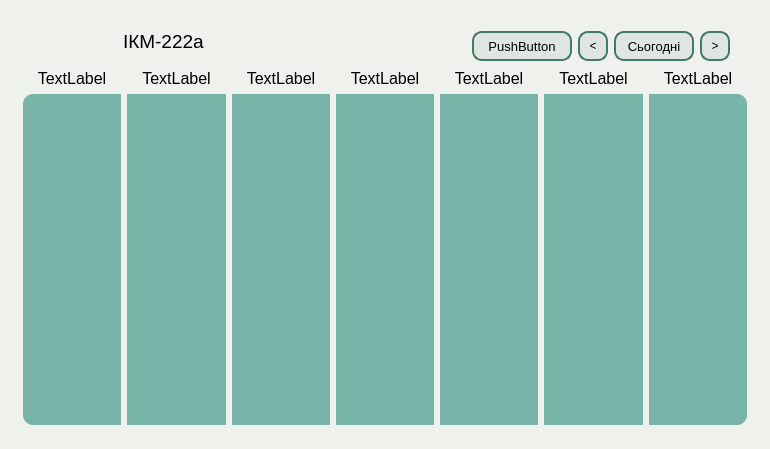
Qt form studly/schedule/scheduleClass.ui (MykytaKa/MVP_Studly_Product) before a commit.
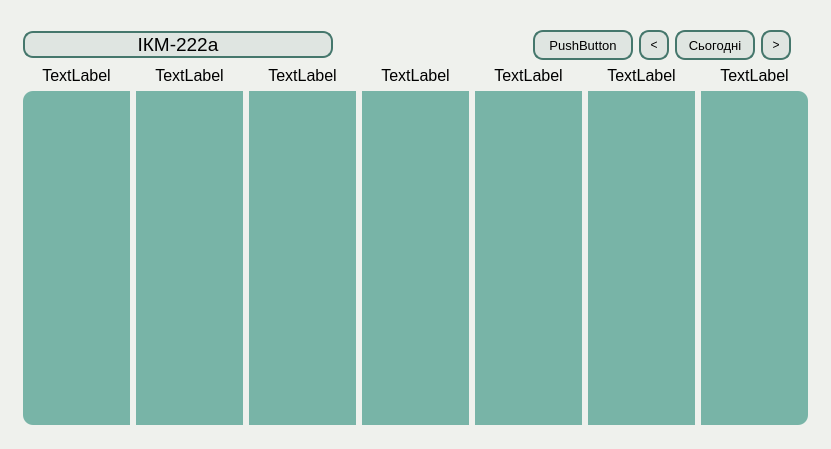
The same form after that commit.

Commit message: adding a working schedule with about window

```diff
--- a/studly/schedule/scheduleClass.ui
+++ b/studly/schedule/scheduleClass.ui
@@ -53,214 +53,7 @@
       <property name="bottomMargin">
        <number>0</number>
       </property>
-      <item row="1" column="7">
-       <widget class="QPushButton" name="todayButton">
-        <property name="minimumSize">
-         <size>
-          <width>80</width>
-          <height>30</height>
-         </size>
-        </property>
-        <property name="maximumSize">
-         <size>
-          <width>80</width>
-          <height>30</height>
-         </size>
-        </property>
-        <property name="font">
-         <font>
-          <pointsize>10</pointsize>
-         </font>
-        </property>
-        <property name="cursor">
-         <cursorShape>PointingHandCursor</cursorShape>
-        </property>
-        <property name="styleSheet">
-         <string notr="true">border-radius: 10px;
-border-style: solid;
-background-color: rgba(69, 119, 108, 25);
-border-color: rgb(69, 119, 108);
-border-width: 2px;</string>
-        </property>
-        <property name="text">
-         <string>Сьогодні</string>
-        </property>
-       </widget>
-      </item>
-      <item row="3" column="3">
-       <spacer name="verticalSpacer">
-        <property name="orientation">
-         <enum>Qt::Vertical</enum>
-        </property>
-        <property name="sizeType">
-         <enum>QSizePolicy::Fixed</enum>
-        </property>
-        <property name="sizeHint" stdset="0">
-         <size>
-          <width>20</width>
-          <height>10</height>
-         </size>
-        </property>
-       </spacer>
-      </item>
-      <item row="1" column="0" colspan="5">
-       <widget class="QLabel" name="groupLabel">
-        <property name="sizePolicy">
-         <sizepolicy hsizetype="Expanding" vsizetype="Fixed">
-          <horstretch>0</horstretch>
-          <verstretch>0</verstretch>
-         </sizepolicy>
-        </property>
-        <property name="font">
-         <font>
-          <pointsize>14</pointsize>
-          <bold>false</bold>
-         </font>
-        </property>
-        <property name="layoutDirection">
-         <enum>Qt::LeftToRight</enum>
-        </property>
-        <property name="autoFillBackground">
-         <bool>false</bool>
-        </property>
-        <property name="styleSheet">
-         <string notr="true">padding-right: 5px;
-padding-bottom: 10px;
-padding-left: 95px;</string>
-        </property>
-        <property name="text">
-         <string>ІКМ-222а</string>
-        </property>
-        <property name="alignment">
-         <set>Qt::AlignLeading|Qt::AlignLeft|Qt::AlignVCenter</set>
-        </property>
-       </widget>
-      </item>
-      <item row="1" column="5">
-       <widget class="QPushButton" name="chooseDateButton">
-        <property name="minimumSize">
-         <size>
-          <width>100</width>
-          <height>30</height>
-         </size>
-        </property>
-        <property name="maximumSize">
-         <size>
-          <width>100</width>
-          <height>30</height>
-         </size>
-        </property>
-        <property name="font">
-         <font>
-          <pointsize>10</pointsize>
-         </font>
-        </property>
-        <property name="cursor">
-         <cursorShape>PointingHandCursor</cursorShape>
-        </property>
-        <property name="styleSheet">
-         <string notr="true">border-radius: 10px;
-border-style: solid;
-background-color: rgba(69, 119, 108, 25);
-border-color: rgb(69, 119, 108);
-border-width: 2px;</string>
-        </property>
-        <property name="text">
-         <string>PushButton</string>
-        </property>
-       </widget>
-      </item>
-      <item row="1" column="8">
-       <widget class="QPushButton" name="dateForward">
-        <property name="minimumSize">
-         <size>
-          <width>30</width>
-          <height>30</height>
-         </size>
-        </property>
-        <property name="maximumSize">
-         <size>
-          <width>30</width>
-          <height>30</height>
-         </size>
-        </property>
-        <property name="cursor">
-         <cursorShape>PointingHandCursor</cursorShape>
-        </property>
-        <property name="styleSheet">
-         <string notr="true">border-radius: 10px;
-border-style: solid;
-background-color: rgba(69, 119, 108, 25);
-border-color: rgb(69, 119, 108);
-border-width: 2px;</string>
-        </property>
-        <property name="text">
-         <string>&gt;</string>
-        </property>
-       </widget>
-      </item>
-      <item row="1" column="6">
-       <widget class="QPushButton" name="dateBack">
-        <property name="minimumSize">
-         <size>
-          <width>30</width>
-          <height>30</height>
-         </size>
-        </property>
-        <property name="maximumSize">
-         <size>
-          <width>30</width>
-          <height>30</height>
-         </size>
-        </property>
-        <property name="cursor">
-         <cursorShape>PointingHandCursor</cursorShape>
-        </property>
-        <property name="styleSheet">
-         <string notr="true">border-radius: 10px;
-border-style: solid;
-background-color: rgba(69, 119, 108, 25);
-border-color: rgb(69, 119, 108);
-border-width: 2px;</string>
-        </property>
-        <property name="text">
-         <string>&lt;</string>
-        </property>
-       </widget>
-      </item>
-      <item row="0" column="0" colspan="9">
-       <spacer name="verticalSpacer_2">
-        <property name="orientation">
-         <enum>Qt::Vertical</enum>
-        </property>
-        <property name="sizeType">
-         <enum>QSizePolicy::Fixed</enum>
-        </property>
-        <property name="sizeHint" stdset="0">
-         <size>
-          <width>20</width>
-          <height>13</height>
-         </size>
-        </property>
-       </spacer>
-      </item>
-      <item row="1" column="9">
-       <spacer name="horizontalSpacer">
-        <property name="orientation">
-         <enum>Qt::Horizontal</enum>
-        </property>
-        <property name="sizeType">
-         <enum>QSizePolicy::Fixed</enum>
-        </property>
-        <property name="sizeHint" stdset="0">
-         <size>
-          <width>20</width>
-          <height>5</height>
-         </size>
-        </property>
-       </spacer>
-      </item>
-      <item row="2" column="0" colspan="10">
+      <item row="2" column="0" colspan="11">
        <layout class="QHBoxLayout" name="horizontalLayout">
         <item>
          <layout class="QGridLayout" name="daysContainer">
@@ -281,7 +74,7 @@
                <x>0</x>
                <y>0</y>
                <width>725</width>
-               <height>313</height>
+               <height>319</height>
               </rect>
              </property>
              <property name="sizePolicy">
@@ -323,19 +116,19 @@
                   </property>
                   <layout class="QVBoxLayout" name="verticalLayout">
                    <property name="spacing">
-                    <number>0</number>
+                    <number>9</number>
                    </property>
                    <property name="leftMargin">
-                    <number>0</number>
+                    <number>6</number>
                    </property>
                    <property name="topMargin">
-                    <number>0</number>
+                    <number>6</number>
                    </property>
                    <property name="rightMargin">
-                    <number>0</number>
+                    <number>6</number>
                    </property>
                    <property name="bottomMargin">
-                    <number>0</number>
+                    <number>6</number>
                    </property>
                    <item>
                     <spacer name="verticalSpacer_3">
@@ -369,19 +162,19 @@
                   </property>
                   <layout class="QVBoxLayout" name="verticalLayout_2">
                    <property name="spacing">
-                    <number>0</number>
+                    <number>9</number>
                    </property>
                    <property name="leftMargin">
-                    <number>0</number>
+                    <number>6</number>
                    </property>
                    <property name="topMargin">
-                    <number>0</number>
+                    <number>6</number>
                    </property>
                    <property name="rightMargin">
-                    <number>0</number>
+                    <number>6</number>
                    </property>
                    <property name="bottomMargin">
-                    <number>0</number>
+                    <number>6</number>
                    </property>
                    <item>
                     <spacer name="verticalSpacer_4">
@@ -415,19 +208,19 @@
                   </property>
                   <layout class="QVBoxLayout" name="verticalLayout_3">
                    <property name="spacing">
-                    <number>0</number>
+                    <number>9</number>
                    </property>
                    <property name="leftMargin">
-                    <number>0</number>
+                    <number>6</number>
                    </property>
                    <property name="topMargin">
-                    <number>0</number>
+                    <number>6</number>
                    </property>
                    <property name="rightMargin">
-                    <number>0</number>
+                    <number>6</number>
                    </property>
                    <property name="bottomMargin">
-                    <number>0</number>
+                    <number>6</number>
                    </property>
                    <item>
                     <spacer name="verticalSpacer_5">
@@ -461,19 +254,19 @@
                   </property>
                   <layout class="QVBoxLayout" name="verticalLayout_4">
                    <property name="spacing">
-                    <number>0</number>
+                    <number>9</number>
                    </property>
                    <property name="leftMargin">
-                    <number>0</number>
+                    <number>6</number>
                    </property>
                    <property name="topMargin">
-                    <number>0</number>
+                    <number>6</number>
                    </property>
                    <property name="rightMargin">
-                    <number>0</number>
+                    <number>6</number>
                    </property>
                    <property name="bottomMargin">
-                    <number>0</number>
+                    <number>6</number>
                    </property>
                    <item>
                     <spacer name="verticalSpacer_6">
@@ -507,19 +300,19 @@
                   </property>
                   <layout class="QVBoxLayout" name="verticalLayout_5">
                    <property name="spacing">
-                    <number>0</number>
+                    <number>9</number>
                    </property>
                    <property name="leftMargin">
-                    <number>0</number>
+                    <number>6</number>
                    </property>
                    <property name="topMargin">
-                    <number>0</number>
+                    <number>6</number>
                    </property>
                    <property name="rightMargin">
-                    <number>0</number>
+                    <number>6</number>
                    </property>
                    <property name="bottomMargin">
-                    <number>0</number>
+                    <number>6</number>
                    </property>
                    <item>
                     <spacer name="verticalSpacer_7">
@@ -553,19 +346,19 @@
                   </property>
                   <layout class="QVBoxLayout" name="verticalLayout_6">
                    <property name="spacing">
-                    <number>0</number>
+                    <number>9</number>
                    </property>
                    <property name="leftMargin">
-                    <number>0</number>
+                    <number>6</number>
                    </property>
                    <property name="topMargin">
-                    <number>0</number>
+                    <number>6</number>
                    </property>
                    <property name="rightMargin">
-                    <number>0</number>
+                    <number>6</number>
                    </property>
                    <property name="bottomMargin">
-                    <number>0</number>
+                    <number>6</number>
                    </property>
                    <item>
                     <spacer name="verticalSpacer_8">
@@ -601,19 +394,19 @@
                   </property>
                   <layout class="QVBoxLayout" name="verticalLayout_7">
                    <property name="spacing">
-                    <number>0</number>
+                    <number>9</number>
                    </property>
                    <property name="leftMargin">
-                    <number>0</number>
+                    <number>6</number>
                    </property>
                    <property name="topMargin">
-                    <number>0</number>
+                    <number>6</number>
                    </property>
                    <property name="rightMargin">
-                    <number>0</number>
+                    <number>6</number>
                    </property>
                    <property name="bottomMargin">
-                    <number>0</number>
+                    <number>6</number>
                    </property>
                    <item>
                     <spacer name="verticalSpacer_9">
@@ -746,6 +539,237 @@
         </item>
        </layout>
       </item>
+      <item row="1" column="7">
+       <widget class="QPushButton" name="dateBack">
+        <property name="minimumSize">
+         <size>
+          <width>30</width>
+          <height>30</height>
+         </size>
+        </property>
+        <property name="maximumSize">
+         <size>
+          <width>30</width>
+          <height>30</height>
+         </size>
+        </property>
+        <property name="cursor">
+         <cursorShape>PointingHandCursor</cursorShape>
+        </property>
+        <property name="styleSheet">
+         <string notr="true">border-radius: 10px;
+border-style: solid;
+background-color: rgba(69, 119, 108, 25);
+border-color: rgb(69, 119, 108);
+border-width: 2px;</string>
+        </property>
+        <property name="text">
+         <string>&lt;</string>
+        </property>
+       </widget>
+      </item>
+      <item row="1" column="0" colspan="5">
+       <widget class="QLabel" name="groupLabel">
+        <property name="sizePolicy">
+         <sizepolicy hsizetype="Expanding" vsizetype="Fixed">
+          <horstretch>0</horstretch>
+          <verstretch>0</verstretch>
+         </sizepolicy>
+        </property>
+        <property name="minimumSize">
+         <size>
+          <width>310</width>
+          <height>0</height>
+         </size>
+        </property>
+        <property name="font">
+         <font>
+          <pointsize>14</pointsize>
+          <bold>false</bold>
+         </font>
+        </property>
+        <property name="layoutDirection">
+         <enum>Qt::LeftToRight</enum>
+        </property>
+        <property name="autoFillBackground">
+         <bool>false</bool>
+        </property>
+        <property name="styleSheet">
+         <string notr="true">border-radius: 10px;
+border-style: solid;
+background-color: rgba(69, 119, 108, 25);
+border-color: rgb(69, 119, 108);
+border-width: 2px;</string>
+        </property>
+        <property name="text">
+         <string>ІКМ-222а</string>
+        </property>
+        <property name="alignment">
+         <set>Qt::AlignCenter</set>
+        </property>
+       </widget>
+      </item>
+      <item row="0" column="0" colspan="10">
+       <spacer name="verticalSpacer_2">
+        <property name="orientation">
+         <enum>Qt::Vertical</enum>
+        </property>
+        <property name="sizeType">
+         <enum>QSizePolicy::Fixed</enum>
+        </property>
+        <property name="sizeHint" stdset="0">
+         <size>
+          <width>20</width>
+          <height>13</height>
+         </size>
+        </property>
+       </spacer>
+      </item>
+      <item row="1" column="9">
+       <widget class="QPushButton" name="dateForward">
+        <property name="minimumSize">
+         <size>
+          <width>30</width>
+          <height>30</height>
+         </size>
+        </property>
+        <property name="maximumSize">
+         <size>
+          <width>30</width>
+          <height>30</height>
+         </size>
+        </property>
+        <property name="cursor">
+         <cursorShape>PointingHandCursor</cursorShape>
+        </property>
+        <property name="styleSheet">
+         <string notr="true">border-radius: 10px;
+border-style: solid;
+background-color: rgba(69, 119, 108, 25);
+border-color: rgb(69, 119, 108);
+border-width: 2px;</string>
+        </property>
+        <property name="text">
+         <string>&gt;</string>
+        </property>
+       </widget>
+      </item>
+      <item row="1" column="6">
+       <widget class="QPushButton" name="chooseDateButton">
+        <property name="minimumSize">
+         <size>
+          <width>100</width>
+          <height>30</height>
+         </size>
+        </property>
+        <property name="maximumSize">
+         <size>
+          <width>100</width>
+          <height>30</height>
+         </size>
+        </property>
+        <property name="font">
+         <font>
+          <pointsize>10</pointsize>
+         </font>
+        </property>
+        <property name="cursor">
+         <cursorShape>PointingHandCursor</cursorShape>
+        </property>
+        <property name="styleSheet">
+         <string notr="true">border-radius: 10px;
+border-style: solid;
+background-color: rgba(69, 119, 108, 25);
+border-color: rgb(69, 119, 108);
+border-width: 2px;</string>
+        </property>
+        <property name="text">
+         <string>PushButton</string>
+        </property>
+       </widget>
+      </item>
+      <item row="1" column="8">
+       <widget class="QPushButton" name="todayButton">
+        <property name="minimumSize">
+         <size>
+          <width>80</width>
+          <height>30</height>
+         </size>
+        </property>
+        <property name="maximumSize">
+         <size>
+          <width>80</width>
+          <height>30</height>
+         </size>
+        </property>
+        <property name="font">
+         <font>
+          <pointsize>10</pointsize>
+         </font>
+        </property>
+        <property name="cursor">
+         <cursorShape>PointingHandCursor</cursorShape>
+        </property>
+        <property name="styleSheet">
+         <string notr="true">border-radius: 10px;
+border-style: solid;
+background-color: rgba(69, 119, 108, 25);
+border-color: rgb(69, 119, 108);
+border-width: 2px;</string>
+        </property>
+        <property name="text">
+         <string>Сьогодні</string>
+        </property>
+       </widget>
+      </item>
+      <item row="3" column="3">
+       <spacer name="verticalSpacer">
+        <property name="orientation">
+         <enum>Qt::Vertical</enum>
+        </property>
+        <property name="sizeType">
+         <enum>QSizePolicy::Fixed</enum>
+        </property>
+        <property name="sizeHint" stdset="0">
+         <size>
+          <width>20</width>
+          <height>10</height>
+         </size>
+        </property>
+       </spacer>
+      </item>
+      <item row="1" column="10">
+       <spacer name="horizontalSpacer">
+        <property name="orientation">
+         <enum>Qt::Horizontal</enum>
+        </property>
+        <property name="sizeType">
+         <enum>QSizePolicy::Fixed</enum>
+        </property>
+        <property name="sizeHint" stdset="0">
+         <size>
+          <width>20</width>
+          <height>5</height>
+         </size>
+        </property>
+       </spacer>
+      </item>
+      <item row="1" column="5">
+       <spacer name="horizontalSpacer_2">
+        <property name="orientation">
+         <enum>Qt::Horizontal</enum>
+        </property>
+        <property name="sizeType">
+         <enum>QSizePolicy::Expanding</enum>
+        </property>
+        <property name="sizeHint" stdset="0">
+         <size>
+          <width>130</width>
+          <height>20</height>
+         </size>
+        </property>
+       </spacer>
+      </item>
      </layout>
     </widget>
    </item>
```
Left out of the diff: 14 changed lines with no effect on the pictures. The commit also changes 47 other files.
